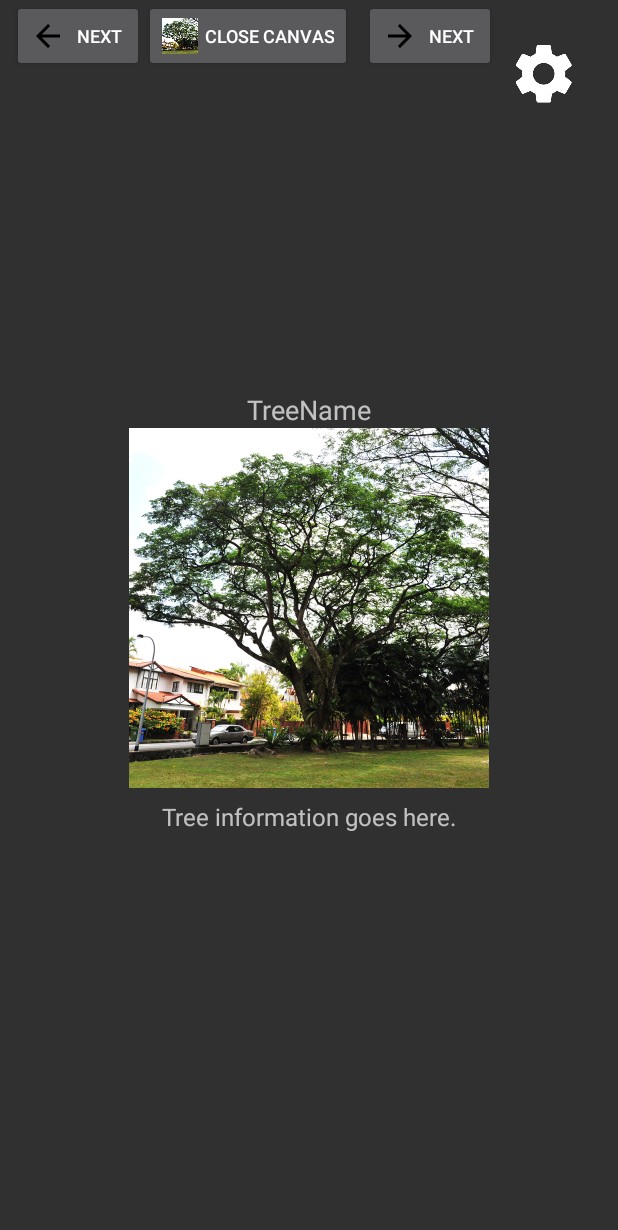
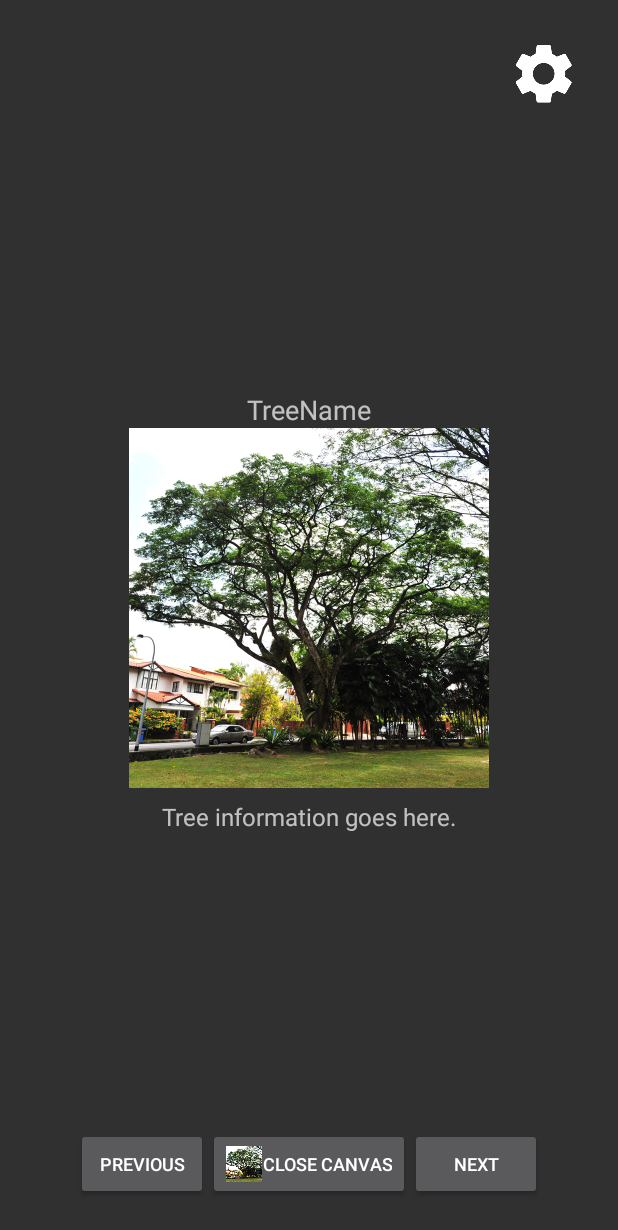
Before and after one commit to MuhammadFarhanBinAhmad/AndroidAssignment, an Android app: the screen it shows after launch (HelloArActivity), after a tap on "OPEN CANVAS", on a phone screen of 412 x 824 dp. Shown: the top 1230 px of the screen. Run offline under Robolectric (Android 15) with nearby library versions, the phone set to English and light mode, and no system bars; our stand-ins replace Room's generated code; 4 statements that could not run were skipped; 3 other taps on this screen came first.

Commit message:
my stuff settle
fix chuno stuff

```diff
--- a/arcore-android-sdk-main/samples/hello_ar_kotlin/app/src/main/java/com/google/ar/core/examples/kotlin/helloar/HelloArActivity.kt
+++ b/arcore-android-sdk-main/samples/hello_ar_kotlin/app/src/main/java/com/google/ar/core/examples/kotlin/helloar/HelloArActivity.kt
@@ -39,8 +39,12 @@ import android.view.ViewGroup
 import android.widget.Button
 import android.widget.LinearLayout
 import android.view.Gravity
+import android.view.View
 import android.widget.FrameLayout
+import android.widget.ImageView
+import android.widget.TextView
 import androidx.core.content.ContextCompat
+
 
 /**
  * This is a simple example that shows how to create an augmented reality (AR) application using the
@@ -61,53 +65,22 @@ class HelloArActivity : AppCompatActivity() {
   private var mediaPlayer1: MediaPlayer? = null
   private var mediaPlayer2: MediaPlayer? = null
 
-  private lateinit var treeDao: TreeDao
+  // UI Elements for displaying tree data
+  private lateinit var treeNameTextView: TextView
+  private lateinit var treeInfoTextView: TextView
+  private lateinit var treeImageView: ImageView
+  private lateinit var canvasOverlay: View
+
   private var trees: List<Tree> = emptyList()
   private var currentIndex = 0
 
   override fun onCreate(savedInstanceState: Bundle?) {
     super.onCreate(savedInstanceState)
+    setContentView(R.layout.activity_main)  // Ensure your XML layout has the correct ID
 
     // Create MediaPlayer instance with the audio file from res/raw
     mediaPlayer1 = MediaPlayer.create(this, R.raw.birds)
     mediaPlayer2 = MediaPlayer.create(this, R.raw.rainforest)
-
-    //Button Stuff Start
-    // Initialize Room Database
-    val db = TreeDatabase.getDatabase(this)
-    treeDao = db.treeDao()
-
-    // Fetch trees from database in background
-    Thread {
-      trees = treeDao.getAllTrees()
-    }.start()
-
-    // "Show Canvas" Button - Display tree data
-    showCanvasButton.setOnClickListener {
-      if (canvasOverlay.visibility == View.VISIBLE) {
-        canvasOverlay.visibility = View.GONE
-      } else {
-        canvasOverlay.visibility = View.VISIBLE
-        updateCanvas()
-      }
-    }
-
-    // Left Button - Browse previous tree
-    LeftButton.setOnClickListener {
-      if (trees.isNotEmpty()) {
-        currentIndex = (currentIndex - 1 + trees.size) % trees.size
-        updateCanvas()
-      }
-    }
-
-    // Right Button - Browse next tree
-    RightButton.setOnClickListener {
-      if (trees.isNotEmpty()) {
-        currentIndex = (currentIndex + 1) % trees.size
-        updateCanvas()
-      }
-    }
-    //Button Stuff End
 
     // Setup ARCore session lifecycle helper and configuration.
     arCoreSessionHelper = ARCoreSessionLifecycleHelper(this)
@@ -151,92 +124,115 @@ class HelloArActivity : AppCompatActivity() {
     // Helper function to convert dp to pixels.
     fun dpToPx(dp: Int): Int = (dp * resources.displayMetrics.density).toInt()
 
+// Initialize Room Database and treeDao
+/*
+    val db = TreeDatabase.getDatabase(this)
+*/
+    //treeDao = db.treeDao()
 
+/*// Fetch trees from database in background
+    Thread {
+      trees = treeDao.getAllTrees()
+      // Optionally update the UI on the main thread:
+      runOnUiThread {
+        if (trees.isNotEmpty()) {
+          //updateCanvas() // Display first tree data
+        }
+      }
+    }.start()*/
 
-// Create a horizontal LinearLayout to hold both buttons
-    val buttonLayout = LinearLayout(this).apply {
+    // Add the button layout to the root view
+    val rootView = findViewById<ViewGroup>(android.R.id.content)
+
+    // Inflate the canvas overlay layout (initially hidden).
+    canvasOverlay = LayoutInflater.from(this).inflate(R.layout.canvas_overlay, rootView, false)
+    canvasOverlay.visibility = View.GONE
+    rootView.addView(canvasOverlay)
+
+    val buttonContainer = LinearLayout(this).apply {
       orientation = LinearLayout.HORIZONTAL
       layoutParams = FrameLayout.LayoutParams(
         FrameLayout.LayoutParams.WRAP_CONTENT,
         FrameLayout.LayoutParams.WRAP_CONTENT
       ).apply {
-        gravity = Gravity.BOTTOM or Gravity.START  // Position at the bottom left
-        leftMargin = dpToPx(16)
-        bottomMargin = dpToPx(16)
-      }
-    }
-
-    // Create the second button (New Button beside Show Canvas)
-    val LeftButton = Button(this).apply {
-      text = "Next"
-      textSize = 12f  // Adjust text size as needed (in sp)
-
-      // Load the drawable and set custom size
-      val drawable = ContextCompat.getDrawable(context, R.drawable.left_arrow)
-      val drawableSize = dpToPx(24)  // Keep the image at 24dp x 24dp
-      drawable?.setBounds(0, 0, drawableSize, drawableSize)
-
-      // Set the drawable to the left of the text
-      setCompoundDrawables(drawable, null, null, null)
-      compoundDrawablePadding = dpToPx(4)  // Space between text and icon
-
-      layoutParams = LinearLayout.LayoutParams(
-        LinearLayout.LayoutParams.WRAP_CONTENT,
-        LinearLayout.LayoutParams.WRAP_CONTENT
-      ).apply {
-        leftMargin = dpToPx(8)  // Space between the two buttons
-      }
-    }
-// Create the first button (Show Canvas)
-    val showCanvasButton = Button(this).apply {
-      text = "OpenScene"
-      textSize = 12f  // Adjust text size as needed (in sp)
-
-      // Get and scale the drawable.
-      val drawable = ContextCompat.getDrawable(context, R.drawable.raintree)
-      val drawableSize = dpToPx(24)  // desired drawable size, e.g., 24dp by 24dp
-      drawable?.setBounds(0, 0, drawableSize, drawableSize)
-      // Set the drawable on the left; the other positions are null.
-      setCompoundDrawables(drawable, null, null, null)
-      compoundDrawablePadding = dpToPx(4) // space between image and text
-    }
-
-    val RightButton = Button(this).apply {
-      text = "Next"
-      textSize = 12f  // Adjust text size as needed (in sp)
-
-      // Load the drawable and set custom size
-      val drawable = ContextCompat.getDrawable(context, R.drawable.right_arrow)
-      val drawableSize = dpToPx(24)  // Keep the image at 24dp x 24dp
-      drawable?.setBounds(0, 0, drawableSize, drawableSize)
-
-      // Set the drawable to the left of the text
-      setCompoundDrawables(drawable, null, null, null)
-      compoundDrawablePadding = dpToPx(4)  // Space between text and icon
-
-      layoutParams = LinearLayout.LayoutParams(
-        LinearLayout.LayoutParams.WRAP_CONTENT,
-        LinearLayout.LayoutParams.WRAP_CONTENT
-      ).apply {
-        leftMargin = dpToPx(8)  // Space between the two buttons
+        gravity = Gravity.BOTTOM or Gravity.CENTER_HORIZONTAL  // Align buttons to bottom-center
+        bottomMargin = dpToPx(24)  // Adjust spacing from bottom
       }
     }
 
 
 
-// Add both buttons to the horizontal layout
-    buttonLayout.addView(LeftButton)
-    buttonLayout.addView(showCanvasButton)
-    buttonLayout.addView(RightButton)
+    // Initialize TextViews and ImageView
+    treeNameTextView = canvasOverlay.findViewById(R.id.name_text)
+    treeInfoTextView = canvasOverlay.findViewById(R.id.TreeInfo)
+    treeImageView = canvasOverlay.findViewById(R.id.imageView)
 
-// Add the button layout to the root view
-    val rootView = view.root as ViewGroup
-    rootView.addView(buttonLayout)
 
-    // Inflate the canvas overlay layout (initially hidden).
-    val canvasOverlay = LayoutInflater.from(this).inflate(R.layout.canvas_overlay, rootView, false)
-    canvasOverlay.visibility = android.view.View.GONE
-    rootView.addView(canvasOverlay)
+
+    fun updateCanvasButtonImage(button: Button) {
+      val currentTree = TreeData.treeList[currentIndex]
+      val drawable = ContextCompat.getDrawable(this, currentTree.imageRes)
+      drawable?.setBounds(0, 0, dpToPx(24), dpToPx(24)) // Resize image
+      button.setCompoundDrawables(drawable, null, null, null)
+    }
+
+
+// Create the Open Canvas Button
+    val showCanvasButton = Button(this).apply {
+      text = "Open Scene"
+      textSize = 12f
+
+      updateCanvasButtonImage(this) // Set initial image
+
+      setOnClickListener {
+        if (canvasOverlay.visibility == View.VISIBLE) {
+          canvasOverlay.visibility = View.GONE
+          text = "Open Canvas"
+        } else {
+          canvasOverlay.visibility = View.VISIBLE
+          text = "Close Canvas"
+          updateCanvas()
+        }
+      }
+    }
+
+    // Create the Left Button (Previous)
+    val leftButton = Button(this).apply {
+      text = "Previous"
+      textSize = 12f
+      setOnClickListener {
+        if (currentIndex > 0) {
+          currentIndex--
+          updateCanvas()
+          updateCanvasButtonImage(showCanvasButton) // Update button image
+        }
+      }
+    }
+
+// Create the Right Button (Next)
+    val rightButton = Button(this).apply {
+      text = "Next"
+      textSize = 12f
+      setOnClickListener {
+        if (currentIndex < TreeData.treeList.size - 1) {
+          currentIndex++
+          updateCanvas()
+          updateCanvasButtonImage(showCanvasButton) // Update button image
+        }
+      }
+    }
+
+
+
+// Add buttons to the container
+    buttonContainer.addView(leftButton)
+    buttonContainer.addView(showCanvasButton)
+    buttonContainer.addView(rightButton)
+
+// Add the container to the root layout
+    rootView.addView(buttonContainer)
+
+
 
     // When the button is clicked, display the overlay.
     showCanvasButton.setOnClickListener {
@@ -249,21 +245,14 @@ class HelloArActivity : AppCompatActivity() {
       }
     }
 
-    // Set up the "X" button inside the overlay to hide it.
-/*    val closeButton = canvasOverlay.findViewById<Button>(R.id.close_button)
-    closeButton.setOnClickListener {
-      canvasOverlay.visibility = android.view.View.GONE
-    }*/
-
   }
 
-  // Function to update the canvas with current tree
+  // Update the canvas overlay with current tree data
   private fun updateCanvas() {
-    if (trees.isNotEmpty()) {
-      val tree = trees[currentIndex]
-      treeNameTextView.text = tree.name
-      treeInfoTextView.text = tree.info
-    }
+    val tree = TreeData.treeList[currentIndex]
+    treeNameTextView.text = tree.name
+    treeInfoTextView.text = tree.info
+    treeImageView.setImageResource(tree.imageRes)
   }
 
   override fun onStart() {
@@ -271,7 +260,6 @@ class HelloArActivity : AppCompatActivity() {
     // Start playing the audio
     mediaPlayer1?.start()
     mediaPlayer2?.start()
-
   }
   override fun onStop() {
     super.onStop()
--- a/arcore-android-sdk-main/samples/hello_ar_kotlin/app/src/main/java/com/google/ar/core/examples/kotlin/helloar/TreeDao.kt
+++ b/arcore-android-sdk-main/samples/hello_ar_kotlin/app/src/main/java/com/google/ar/core/examples/kotlin/helloar/TreeDao.kt
@@ -4,6 +4,7 @@ import androidx.room.Insert
 import androidx.room.OnConflictStrategy
 import androidx.room.Query
 
+/*
 @Dao
 interface TreeDao {
     @Query("SELECT * FROM trees")
@@ -11,4 +12,4 @@ interface TreeDao {
 
     @Insert(onConflict = OnConflictStrategy.REPLACE)
     fun insertAll(vararg trees: Tree)
-}
+}*/
--- a/arcore-android-sdk-main/samples/hello_ar_kotlin/app/src/main/java/com/google/ar/core/examples/kotlin/helloar/TreeDatabase.kt
+++ b/arcore-android-sdk-main/samples/hello_ar_kotlin/app/src/main/java/com/google/ar/core/examples/kotlin/helloar/TreeDatabase.kt
@@ -1,33 +1,23 @@
 package com.google.ar.core.examples.kotlin.helloar
-import android.content.Context
-import androidx.room.Database
-import androidx.room.Room
-import androidx.room.RoomDatabase
-import androidx.sqlite.db.SupportSQLiteDatabase
 
-@Database(entities = [Tree::class], version = 1)
-abstract class TreeDatabase : RoomDatabase() {
-    abstract fun treeDao(): TreeDao
+object TreeData {
+    val treeList = listOf(
 
-    companion object {
-        @Volatile private var INSTANCE: TreeDatabase? = null
-
-        fun getDatabase(context: Context): TreeDatabase {
-            return INSTANCE ?: synchronized(this) {
-                val instance = Room.databaseBuilder(
-                    context.applicationContext,
-                    TreeDatabase::class.java,
-                    "tree_database"
-                )
-                    // Pre-populate the database on creation:
-                    .addCallback(object : RoomDatabase.Callback() {
-                        override fun onCreate(db: SupportSQLiteDatabase) {
-                            super.onCreate(db)
-                            Thread {
-                                getDatabase(context).treeDao().insertAll(
+        Tree(
+            name = "Rain tree",
+            imageRes = R.drawable.raintree,
+            info = "The Rain tree is famous for its expansive canopy and abundant shade.",
+            division = "nil",
+            growthform = "nil",
+            LifeSpan = "nil",
+            ModeOfNutrition = "nil",
+            PlantShape = "nil",
+            MaxHeight = 40,
+            TrunkDiameter = 2
+        ),
         Tree(
             name = "Ansana tree",
-                                        imageRes = R.drawable.ansanatree,  // Ensure you have this drawable resource
+            imageRes = R.drawable.angsanatree,
             info = "The Ansana tree is known for its unique shape and vibrant foliage.",
             division = "nil",
             growthform = "nil",
@@ -38,20 +28,8 @@ abstract class TreeDatabase : RoomDatabase() {
             TrunkDiameter = 2
         ),
         Tree(
-                                        name = "Rain tree",
-                                        imageRes = R.drawable.raintree,  // Replace with your rain tree drawable
-                                        info = "The Rain tree is famous for its expansive canopy and abundant shade.",
-                                        division = "nil",
-                                        growthform = "nil",
-                                        LifeSpan = "nil",
-                                        ModeOfNutrition = "nil",
-                                        PlantShape = "nil",
-                                        MaxHeight = 40,
-                                        TrunkDiameter = 2
-                                    ),
-                                    Tree(
             name = "Seal Almond tree",
-                                        imageRes = R.drawable.seaalmond,  // Replace with your seal almond tree drawable
+            imageRes = R.drawable.seaalmond,
             info = "The Seal Almond tree has a distinctive appearance and rich history.",
             division = "nil",
             growthform = "nil",
@@ -62,13 +40,4 @@ abstract class TreeDatabase : RoomDatabase() {
             TrunkDiameter = 2
         )
     )
-                            }.start()
 }
-                    })
-                    .build()
-                INSTANCE = instance
-                instance
-            }
-        }
-    }
-}
```
Also changed, not shown: arcore-android-sdk-main/samples/hello_ar_kotlin/app/src/main/res/drawable-xxhdpi/angsanatree.jpg (added), arcore-android-sdk-main/samples/hello_ar_kotlin/app/src/main/res/drawable-xxhdpi/ansanatree.jpg (deleted). Lines whose indentation alone changed are shown as unchanged.
